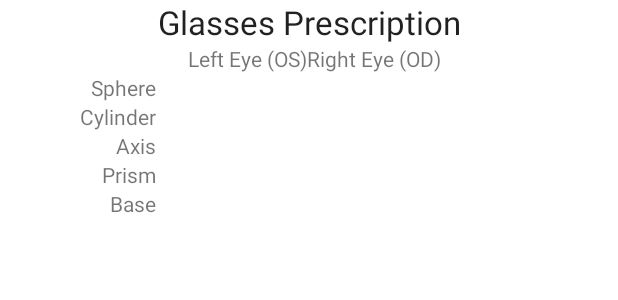
After one commit to biddlecom/ContactLensWearTracker, an Android app: the layout glasses_prescription_layout.xml on its own in the app's theme, with its tools: preview values and no code run, on a phone screen of 412 x 824 dp. The commit adds this screen. Shown: the top 300 px of the screen. Run offline under Robolectric (Android 15) with nearby library versions, the phone set to English and light mode, and no system bars.

Commit message:
Prescription Layout
-change original prescription activity layout.
I am changing the original layout and breaking out
each prescription group (glasses and contacts)
to simplify the overall layout and make the code
more readable (by breaking them out into
individual layout files.)
-add glasses prescription layout file.
-add contacts prescription layout file.
-begin build glasses prescription layout.
-numerous upgrades to Gradle and Android Studio.
Android Studio upgraded to Chipmunk (from Arctic Fox).
Build Gradle upgraded from 7.0.3 to 7.2.0.
Gradle wrapper upgraded from 7.0.2 to 7.3.3.

```diff
--- a/app/src/main/res/layout/activity_prescription.xml
+++ b/app/src/main/res/layout/activity_prescription.xml
@@ -10,30 +10,6 @@
         android:layout_width="match_parent"
         android:layout_height="wrap_content">
 
-        <TextView
-            android:id="@+id/prescription_contact_rx"
-            android:layout_width="match_parent"
-            android:layout_height="match_parent"
-            android:text="@string/prescription_contacts_rx_title"
-            android:textAppearance="@style/TextAppearance.AppCompat.Large"
-            android:gravity="center"/>
-
-        <TextView
-            android:id="@+id/prescription_left_eye_title"
-            android:layout_width="wrap_content"
-            android:layout_height="wrap_content"
-            android:text="@string/prescription_left_eye_title"
-            app:layout_constraintStart_toStartOf="parent"
-            app:layout_constraintTop_toBottomOf="@+id/prescription_contact_rx" />
-
-        <TextView
-            android:id="@+id/prescription_left_sphere_title"
-            android:layout_width="wrap_content"
-            android:layout_height="wrap_content"
-            android:text="@string/prescription_sphere_title"
-            app:layout_constraintStart_toEndOf="@+id/prescription_left_eye_title"
-            app:layout_constraintTop_toTopOf="@+id/prescription_left_eye_title" />
-
 
     </androidx.constraintlayout.widget.ConstraintLayout>
 
--- /dev/null
+++ b/app/src/main/res/layout/contacts_prescription_layout.xml
@@ -0,0 +1,17 @@
+<?xml version="1.0" encoding="utf-8"?>
+<androidx.constraintlayout.widget.ConstraintLayout xmlns:android="http://schemas.android.com/apk/res/android"
+    xmlns:app="http://schemas.android.com/apk/res-auto"
+    android:layout_width="match_parent"
+    android:layout_height="match_parent">
+
+    <TextView
+        android:id="@+id/prescription_contact_rx"
+        android:layout_width="wrap_content"
+        android:layout_height="wrap_content"
+        android:text="@string/prescription_contacts_rx_title"
+        android:textAppearance="@style/TextAppearance.AppCompat.Large"
+        app:layout_constraintEnd_toEndOf="parent"
+        app:layout_constraintStart_toStartOf="parent"
+        app:layout_constraintTop_toTopOf="parent" />
+
+</androidx.constraintlayout.widget.ConstraintLayout>
--- /dev/null
+++ b/app/src/main/res/layout/glasses_prescription_layout.xml
@@ -0,0 +1,89 @@
+<?xml version="1.0" encoding="utf-8"?>
+<androidx.constraintlayout.widget.ConstraintLayout xmlns:android="http://schemas.android.com/apk/res/android"
+    xmlns:app="http://schemas.android.com/apk/res-auto"
+    android:layout_width="match_parent"
+    android:layout_height="match_parent">
+
+    <androidx.constraintlayout.widget.Guideline
+        android:id="@+id/guideline2"
+        android:layout_width="wrap_content"
+        android:layout_height="wrap_content"
+        android:orientation="vertical"
+        app:layout_constraintGuide_begin="104dp" />
+
+    <TextView
+        android:id="@+id/prescription_left_eye_title"
+        android:layout_width="wrap_content"
+        android:layout_height="wrap_content"
+        android:text="@string/prescription_left_eye_title"
+        app:layout_constraintEnd_toStartOf="@+id/guideline3"
+        app:layout_constraintTop_toBottomOf="@+id/prescription_glasses_rx" />
+
+
+    <TextView
+        android:id="@+id/prescription_right_eye_title"
+        android:layout_width="wrap_content"
+        android:layout_height="wrap_content"
+        android:text="@string/prescription_right_eye_title"
+        app:layout_constraintStart_toStartOf="@+id/guideline3"
+        app:layout_constraintTop_toBottomOf="@+id/prescription_glasses_rx" />
+
+    <TextView
+        android:id="@+id/prescription_glasses_rx"
+        android:layout_width="wrap_content"
+        android:layout_height="wrap_content"
+        android:gravity="center"
+        android:text="@string/prescription_glasses_rx_title"
+        android:textAppearance="@style/TextAppearance.AppCompat.Large"
+        app:layout_constraintEnd_toEndOf="parent"
+        app:layout_constraintStart_toStartOf="parent"
+        app:layout_constraintTop_toTopOf="parent" />
+
+    <TextView
+        android:id="@+id/prescription_glasses_sphere_title"
+        android:layout_width="wrap_content"
+        android:layout_height="wrap_content"
+        android:text="@string/prescription_sphere_title"
+        app:layout_constraintEnd_toStartOf="@+id/guideline2"
+        app:layout_constraintTop_toBottomOf="@+id/prescription_left_eye_title" />
+
+    <TextView
+        android:id="@+id/prescription_glasses_cylinder_title"
+        android:layout_width="wrap_content"
+        android:layout_height="wrap_content"
+        android:text="@string/prescription_cylinder_title"
+        app:layout_constraintEnd_toStartOf="@+id/guideline2"
+        app:layout_constraintTop_toBottomOf="@+id/prescription_glasses_sphere_title" />
+
+    <TextView
+        android:id="@+id/prescription_glasses_axis_title"
+        android:layout_width="wrap_content"
+        android:layout_height="wrap_content"
+        android:text="@string/prescription_axis_title"
+        app:layout_constraintEnd_toStartOf="@+id/guideline2"
+        app:layout_constraintTop_toBottomOf="@+id/prescription_glasses_cylinder_title" />
+
+    <TextView
+        android:id="@+id/prescription_glasses_prism_title"
+        android:layout_width="wrap_content"
+        android:layout_height="wrap_content"
+        android:text="@string/prescription_prism_title"
+        app:layout_constraintEnd_toStartOf="@+id/guideline2"
+        app:layout_constraintTop_toBottomOf="@+id/prescription_glasses_axis_title" />
+
+    <TextView
+        android:id="@+id/prescription_glasses_base_title"
+        android:layout_width="wrap_content"
+        android:layout_height="wrap_content"
+        android:text="@string/prescription_base_title"
+        app:layout_constraintEnd_toStartOf="@+id/guideline2"
+        app:layout_constraintTop_toBottomOf="@+id/prescription_glasses_prism_title" />
+
+    <androidx.constraintlayout.widget.Guideline
+        android:id="@+id/guideline3"
+        android:layout_width="wrap_content"
+        android:layout_height="wrap_content"
+        android:orientation="vertical"
+        app:layout_constraintGuide_begin="205dp" />
+
+</androidx.constraintlayout.widget.ConstraintLayout>
--- a/app/src/main/res/values/strings.xml
+++ b/app/src/main/res/values/strings.xml
@@ -37,8 +37,10 @@
         Please Install An Internet App To Complete This Action.</string>
 
     <!-- Prescription -->
-    <string name="prescription_contacts_rx_title">Contact Prescription</string>
+    <string name="prescription_contacts_rx_title">Contacts Prescription</string>
+    <string name="prescription_glasses_rx_title">Glasses Prescription</string>
     <string name="prescription_left_eye_title">Left Eye (OS)</string>
+    <string name="prescription_right_eye_title">Right Eye (OD)</string>
     <string name="prescription_sphere_title">Sphere</string>
     <string name="prescription_cylinder_title">Cylinder</string>
     <string name="prescription_axis_title">Axis</string>
--- a/build.gradle
+++ b/build.gradle
@@ -5,7 +5,7 @@ buildscript {
         mavenCentral()
     }
     dependencies {
-        classpath "com.android.tools.build:gradle:7.0.3"
+        classpath 'com.android.tools.build:gradle:7.2.0'
 
         // NOTE: Do not place your application dependencies here; they belong
         // in the individual module build.gradle files
```
Also changed, not shown: gradle/wrapper/gradle-wrapper.properties.
